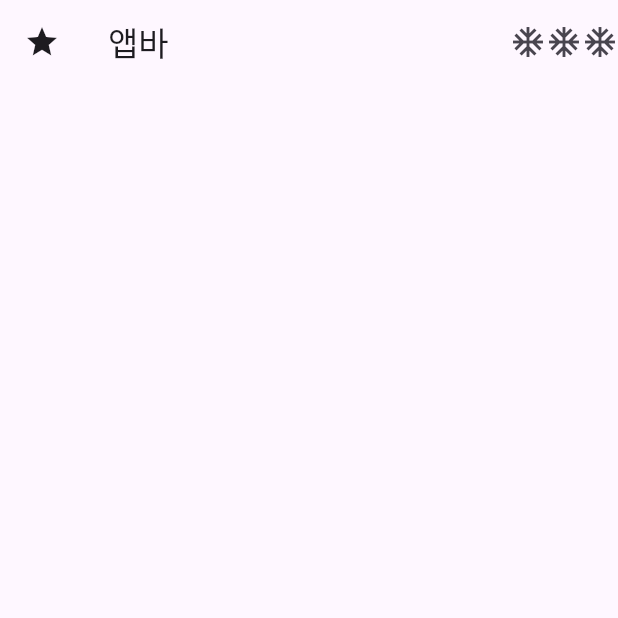
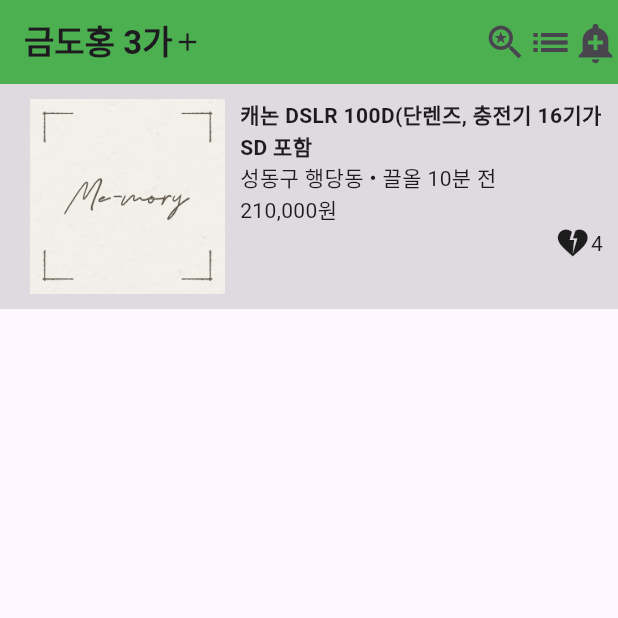
Before and after one commit to tessakang/flutter_202508, a Flutter app: the screen it shows after launch, on a phone screen of 412 x 824 dp, the top half of it. Run offline on Flutter 3.47's test engine with Material 3 defaults, Android fonts, the phone set to English and light mode, and no system bars.

Commit message:
강의04 실습 숙제

```diff
--- a/lib/main.dart
+++ b/lib/main.dart
@@ -11,11 +11,53 @@ class MyApp extends StatelessWidget {
   Widget build(BuildContext context) {
 
     return MaterialApp(
-      home: Scaffold(
-        appBar: AppBar(title: Text('앱바'),
-          leading: Icon(Icons.star), actions: [Icon(Icons.ac_unit), Icon(Icons.ac_unit), Icon(Icons.ac_unit)],),
-        body: SizedBox(),
-        )
+        home: Scaffold(
+          appBar: AppBar(title: Container(
+              child: Row(
+                children: [
+                  Text('금도홍 3가', style: TextStyle(
+                    fontWeight: FontWeight.w700,
+                  ),),
+                  Icon(Icons.add, size: 20,)
+                ],
+              )
+          ), actions: [Icon(Icons.saved_search, size: 30,), Icon(Icons.list_outlined, size: 30,), Icon(Icons.add_alert, size: 30,)], backgroundColor: Colors.green,),
+          body: Container(
+              width: 450, height: 150, color: Colors.black12,
+              padding: EdgeInsets.all(10),
+              child: Row(
+                children: [
+                  Image.asset('assets/memory_logo.png', width: 150, height: 150,),
+                  Flexible( flex: 1,
+                    child: Container(
+                      child: Column(
+                        crossAxisAlignment: CrossAxisAlignment.start,
+                        children: [
+                        Text('캐논 DSLR 100D(단렌즈, 충전기 16기가SD 포함',
+                          style: TextStyle(
+                            fontWeight: FontWeight.w700,
+                          ),),
+                        Row(
+                          children: [
+                          Text('성동구 행당동'),
+                          Text(' • '),
+                          Text('끌올 10분 전')
+                        ],
+                        ),
+                        Text('210,000원'),
+                        Row(mainAxisAlignment: MainAxisAlignment.end,
+                          children: [
+                          Icon(Icons.heart_broken),
+                          Text('4')
+                        ],)
+                      ],
+                      ),
+                    ),
+                  )
+                ],
+              ),
+            ),
+          ),
     );
   }
 }
```
